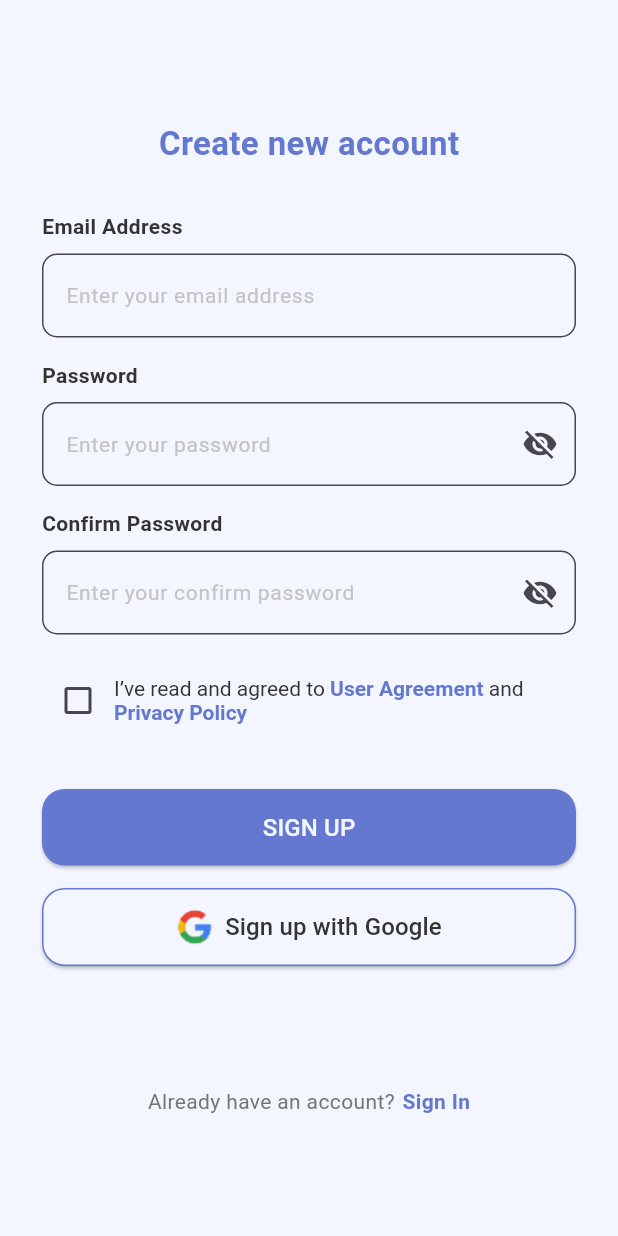
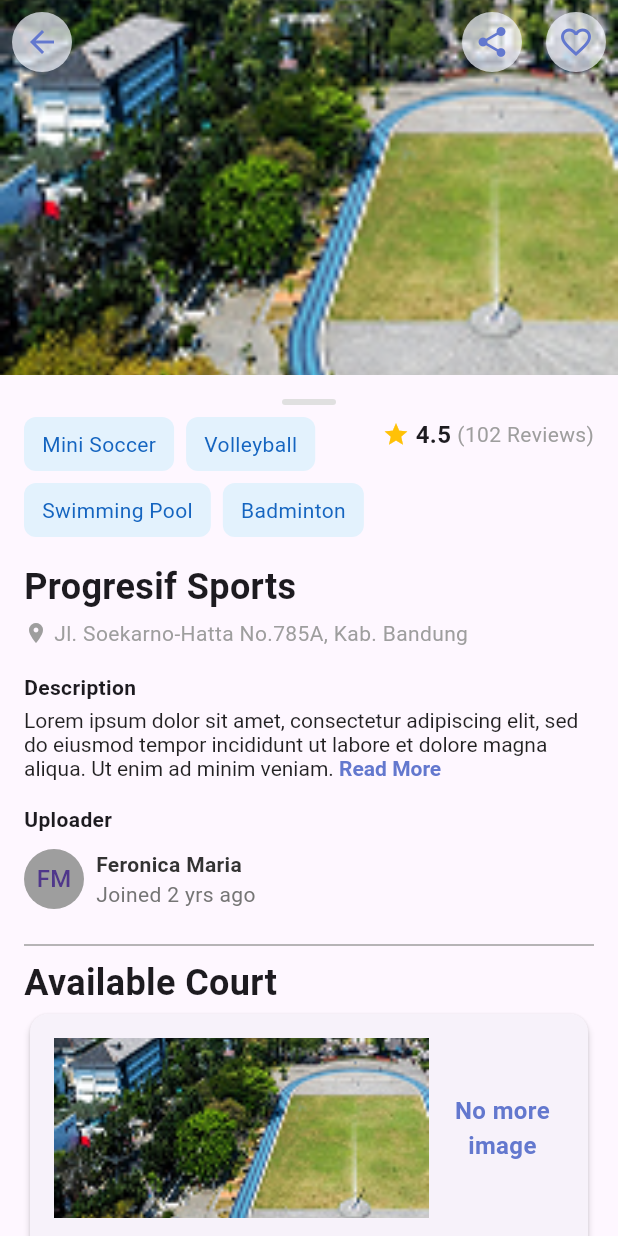
Before and after one commit to brianashari18/fitspace_sports_venue_booking_mobile, a Flutter app: the screen it shows after launch, on a phone screen of 412 x 824 dp. Run offline on Flutter 3.47's test engine with Material 3 defaults, Android fonts, the phone set to English and light mode, and no system bars; our stand-ins replace carousel_slider, google_fonts, shared_preferences.

Commit message:
venue detail screen progress

```diff
--- a/lib/main.dart
+++ b/lib/main.dart
@@ -2,6 +2,7 @@ import 'package:fitspace_sports_venue_booking_mobile/screens/sign_in_screen.dart
 import 'package:fitspace_sports_venue_booking_mobile/screens/sign_up_screen.dart';
 import 'package:fitspace_sports_venue_booking_mobile/screens/splash_screen.dart';
 import 'package:fitspace_sports_venue_booking_mobile/screens/start_screen.dart';
+import 'package:fitspace_sports_venue_booking_mobile/screens/venue_detail_screen.dart';
 import 'package:flutter/material.dart';
 
 void main() {
@@ -19,7 +20,7 @@ class MyApp extends StatelessWidget {
       theme: ThemeData(
         useMaterial3: true,
       ),
-      home: const SignUpScreen(),
+      home: const VenueDetailScreen(),
     );
   }
 }
--- a/lib/screens/venue_detail_screen.dart
+++ b/lib/screens/venue_detail_screen.dart
@@ -0,0 +1,302 @@
+import 'package:flutter/material.dart';
+import 'package:fitspace_sports_venue_booking_mobile/utils/colors.dart';
+import 'package:fitspace_sports_venue_booking_mobile/widgets/card_court_widgets.dart';
+
+class VenueDetailScreen extends StatefulWidget {
+  const VenueDetailScreen({super.key});
+
+  @override
+  State<VenueDetailScreen> createState() => VenueDetailScreenState();
+}
+
+class VenueDetailScreenState extends State<VenueDetailScreen> {
+  @override
+  Widget build(BuildContext context) {
+    return Scaffold(
+      extendBodyBehindAppBar: true,
+      appBar: AppBar(
+        backgroundColor: Colors.transparent,
+        elevation: 0,
+        leading: Padding(
+          padding: const EdgeInsets.all(8.0),
+          child: CircleAvatar(
+            backgroundColor: AppColors.whitePurple.withOpacity(0.7),
+            child: IconButton(
+              icon: const Icon(Icons.arrow_back, color: AppColors.darkerPrimaryColor),
+              onPressed: () {
+                Navigator.pop(context);
+              },
+            ),
+          ),
+        ),
+        actions: [
+          Padding(
+            padding: const EdgeInsets.all(8.0),
+            child: CircleAvatar(
+              backgroundColor: AppColors.whitePurple.withOpacity(0.7),
+              child: IconButton(
+                icon: const Icon(Icons.share, color: AppColors.darkerPrimaryColor),
+                onPressed: () {},
+              ),
+            ),
+          ),
+          Padding(
+            padding: const EdgeInsets.all(8.0),
+            child: CircleAvatar(
+              backgroundColor: AppColors.whitePurple.withOpacity(0.7),
+              child: IconButton(
+                icon: const Icon(Icons.favorite_border, color: AppColors.darkerPrimaryColor),
+                onPressed: () {},
+              ),
+            ),
+          ),
+        ],
+      ),
+      body: SingleChildScrollView(
+        child: Column(
+          children: [
+            ClipRRect( // ClipRRect added here
+              borderRadius: const BorderRadius.vertical(
+                top: Radius.circular(0), // Adjust the radius as needed
+              ),
+              child: Column(
+                children: [
+                  Container(
+                    height: 250,
+                    decoration: const BoxDecoration(
+                      image: DecorationImage(
+                        image: AssetImage('assets/images/venue_dummy.png'),
+                        fit: BoxFit.cover,
+                      ),
+                    ),
+                  ),
+                  Container(
+                    padding: const EdgeInsets.all(16),
+                    child: Column(
+                      children: [
+                        Container(
+                          margin: const EdgeInsets.only(bottom: 8),
+                          alignment: Alignment.center,
+                          child: Container(
+                            width: 36,
+                            height: 4,
+                            decoration: BoxDecoration(
+                              color: Colors.grey[300],
+                              borderRadius: BorderRadius.circular(2),
+                            ),
+                          ),
+                        ),
+                        Row(
+                          mainAxisAlignment: MainAxisAlignment.spaceBetween,
+                          crossAxisAlignment: CrossAxisAlignment.start,
+                          children: [
+                            Expanded(
+                              child: Wrap(
+                                spacing: 8,
+                                runSpacing: 8,
+                                children: [
+                                  _buildButton('Mini Soccer'),
+                                  _buildButton('Volleyball'),
+                                  _buildButton('Swimming Pool'),
+                                  _buildButton('Badminton'),
+                                ],
+                              ),
+                            ),
+                            const Row(
+                              crossAxisAlignment: CrossAxisAlignment.start,
+                              children: [
+                                Row(
+                                  mainAxisSize: MainAxisSize.min,
+                                  children: [
+                                    Icon(Icons.star, color: Colors.amber, size: 18),
+                                    SizedBox(width: 4),
+                                    Text('4.5', style: TextStyle(fontSize: 16, fontWeight: FontWeight.bold)),
+                                    SizedBox(width: 4),
+                                    Text('(102 Reviews)', style: TextStyle(fontSize: 14, color: Colors.grey)),
+                                  ],
+                                ),
+                              ],
+                            ),
+                          ],
+                        ),
+                      ],
+                    ),
+                  ),
+                ],
+              ),
+            ),
+            Padding(
+              padding: const EdgeInsets.symmetric(horizontal: 16),
+              child: Column(
+                crossAxisAlignment: CrossAxisAlignment.start,
+                children: [
+                  const Text(
+                    'Progresif Sports',
+                    style: TextStyle(
+                      fontSize: 24,
+                      fontWeight: FontWeight.bold,
+                    ),
+                  ),
+                  const SizedBox(height: 4),
+                  const Row(
+                    children: [
+                      Icon(
+                        Icons.location_on,
+                        size: 16,
+                        color: Colors.grey,
+                      ),
+                      SizedBox(width: 4),
+                      Expanded(
+                        child: Text(
+                          'Jl. Soekarno-Hatta No.785A, Kab. Bandung',
+                          style: TextStyle(color: Colors.grey),
+                          softWrap: true,
+                        ),
+                      ),
+                    ],
+                  ),
+                  const SizedBox(height: 16),
+                  const Text(
+                    'Description',
+                    style: TextStyle(fontWeight: FontWeight.bold),
+                  ),
+                  const SizedBox(height: 4),
+                  Row(
+                    crossAxisAlignment: CrossAxisAlignment.start,
+                    children: <Widget>[
+                      Expanded(
+                        child: RichText(
+                          text: const TextSpan(
+                            style: TextStyle(color: Colors.black87),
+                            children: <TextSpan>[
+                              TextSpan(
+                                text:
+                                'Lorem ipsum dolor sit amet, consectetur adipiscing elit, '
+                                    'sed do eiusmod tempor incididunt ut labore et dolore magna aliqua. '
+                                    'Ut enim ad minim veniam.',
+                              ),
+                              TextSpan(
+                                text: ' Read More',
+                                style: TextStyle(
+                                  color: AppColors.darkerPrimaryColor,
+                                  fontSize: 14,
+                                  fontWeight: FontWeight.bold,
+                                ),
+                              ),
+                            ],
+                          ),
+                        ),
+                      ),
+                    ],
+                  ),
+                  const SizedBox(height: 16),
+                  const Text(
+                    'Uploader',
+                    style: TextStyle(fontWeight: FontWeight.bold),
+                  ),
+                  const SizedBox(height: 10),
+                  const Row(
+                    children: [
+                      CircleAvatar(
+                        radius: 20,
+                        backgroundColor: Colors.grey,
+                        child: Text('FM'),
+                      ),
+                      SizedBox(width: 8),
+                      Column(
+                        crossAxisAlignment: CrossAxisAlignment.start,
+                        children: [
+                          Text('Feronica Maria',
+                              style: TextStyle(
+                                  color: AppColors.darkGrey,
+                                  fontWeight: FontWeight.bold)),
+                          Text('Joined 2 yrs ago',
+                              style: TextStyle(color: AppColors.grey)),
+                        ],
+                      ),
+                    ],
+                  ),
+                  const SizedBox(height: 16),
+                  const Divider(
+                    color: Colors.grey,
+                  ),
+                  const Text(
+                    'Available Court',
+                    style: TextStyle(
+                      fontSize: 24,
+                      fontWeight: FontWeight.bold,
+                    ),
+                  ),
+                  ListView(
+                    shrinkWrap: true,
+                    physics: const NeverScrollableScrollPhysics(),
+                    padding: EdgeInsets.zero,
+                    children: [
+                      CardCourtWidgets(
+                        title: 'Swimming Pool',
+                        price: 'Rp 35.000/hr',
+                        imagePaths: const ['assets/images/venue_dummy.png'],
+                        onBook: () {
+                          print('Booked');
+                        },
+                      ),
+                      const SizedBox(height: 8),
+                      CardCourtWidgets(
+                        title: 'Mini Soccer',
+                        price: 'Rp 45.000/hr',
+                        imagePaths: const [],
+                        onBook: () {
+                          print('Booked');
+                        },
+                      ),
+                      const SizedBox(height: 8),
+                      CardCourtWidgets(
+                        title: 'Mini Soccer',
+                        price: 'Rp 45.000/hr',
+                        imagePaths: const [
+                          'assets/images/venue_dummy.png',
+                          'assets/images/venue_dummy.png'
+                        ],
+                        onBook: () {
+                          print('Booked');
+                        },
+                      ),
+                      const SizedBox(height: 8),
+                      CardCourtWidgets(
+                        title: 'Mini Soccer',
+                        price: 'Rp 45.000/hr',
+                        imagePaths: const [
+                          'assets/images/venue_dummy.png',
+                          'assets/images/venue_dummy.png',
+                          'assets/images/venue_dummy.png'
+                        ],
+                        onBook: () {
+                          print('Booked');
+                        },
+                      ),
+                    ],
+                  ),
+                ],
+              ),
+            ),
+          ],
+        ),
+      ),
+    );
+  }
+
+
+  Widget _buildButton(String text) {
+    return Container(
+      padding: const EdgeInsets.symmetric(horizontal: 12, vertical: 8),
+      decoration: BoxDecoration(
+        color: Colors.blue[50],
+        borderRadius: BorderRadius.circular(8),
+      ),
+      child: Text(
+        text,
+        style: TextStyle(color: Colors.blue[800]),
+      ),
+    );
+  }
+}
--- /dev/null
+++ b/lib/widgets/card_court_widgets.dart
@@ -0,0 +1,163 @@
+import 'package:flutter/material.dart';
+import 'package:fitspace_sports_venue_booking_mobile/utils/colors.dart';
+
+class CardCourtWidgets extends StatefulWidget {
+  final String title;
+  final String price;
+  final VoidCallback? onBook;
+  final List<String> imagePaths;
+
+  const CardCourtWidgets({
+    super.key,
+    required this.title,
+    required this.price,
+    required this.onBook,
+    required this.imagePaths,
+  });
+
+  @override
+  State<CardCourtWidgets> createState() => _CardCourtWidgetState();
+}
+
+class _CardCourtWidgetState extends State<CardCourtWidgets> {
+  @override
+  Widget build(BuildContext context) {
+    return Card(
+      elevation: 2,
+      child: Padding(
+        padding: const EdgeInsets.all(16),
+        child: Column(
+          crossAxisAlignment: CrossAxisAlignment.start,
+          children: [
+            widget.imagePaths.isNotEmpty
+                ? SizedBox(
+              width: double.infinity,
+              height: 120,
+              child: widget.imagePaths.length == 1
+                  ? Row(
+                mainAxisAlignment: MainAxisAlignment.start,
+                children: [
+                  Image.asset(
+                    widget.imagePaths[0],
+                    fit: BoxFit.cover,
+                    width: 250,
+                  ),
+                  const SizedBox(width: 8),
+                  const Expanded(
+                    child: Column(
+                      mainAxisAlignment: MainAxisAlignment.center,
+                      children: [
+                        Text(
+                          'No more image',
+                          textAlign: TextAlign.center,
+                          style: TextStyle(
+                            fontSize: 16,
+                            color: AppColors.darkerPrimaryColor,
+                            fontWeight: FontWeight.bold,
+                          ),
+                        ),
+                      ],
+                    ),
+                  ),
+                ],
+              )
+                  : ListView.builder(
+                scrollDirection: Axis.horizontal,
+                itemCount: widget.imagePaths.length,
+                itemBuilder: (context, index) {
+                  return Padding(
+                    padding: const EdgeInsets.only(right: 8.0),
+                    child: Image.asset(
+                      widget.imagePaths[index],
+                      fit: BoxFit.cover,
+                      width: 250,
+                    ),
+                  );
+                },
+              ),
+            )
+                : Row(
+              mainAxisAlignment: MainAxisAlignment.start,
+              children: [
+                Container(
+                  width: 250,
+                  height: 120,
+                  alignment: Alignment.center,
+                  child: const Text(
+                    'Image not available',
+                    textAlign: TextAlign.center,
+                    style: TextStyle(
+                      fontSize: 16,
+                      color: AppColors.darkerPrimaryColor,
+                      fontWeight: FontWeight.bold,
+                    ),
+                  ),
+                ),
+                const SizedBox(width: 8),
+                const Expanded(
+                  child: Column(
+                    mainAxisAlignment: MainAxisAlignment.center,
+                    children: [
+                      Text(
+                        'Image not available',
+                        textAlign: TextAlign.center,
+                        style: TextStyle(
+                          fontSize: 16,
+                          color: AppColors.darkerPrimaryColor,
+                          fontWeight: FontWeight.bold,
+                        ),
+                      ),
+                    ],
+                  ),
+                ),
+              ],
+            ),
+            const SizedBox(height: 8),
+            Row(
+              mainAxisAlignment: MainAxisAlignment.spaceBetween,
+              crossAxisAlignment: CrossAxisAlignment.end,
+              children: [
+                Column(
+                  crossAxisAlignment: CrossAxisAlignment.start,
+                  children: [
+                    Text(
+                      widget.title,
+                      style: const TextStyle(fontWeight: FontWeight.bold),
+                    ),
+                    Text(
+                      widget.price,
+                      style: const TextStyle(
+                          color: AppColors.darkerPrimaryColor,
+                          fontSize: 16,
+                          fontWeight: FontWeight.bold
+                      ),
+                    ),
+                  ],
+                ),
+                SizedBox(
+                  width: 90,
+                  height: 30,
+                  child: ElevatedButton(
+                    onPressed: widget.onBook,
+                    style: ElevatedButton.styleFrom(
+                      backgroundColor: AppColors.darkerPrimaryColor,
+                      shape: RoundedRectangleBorder(
+                        borderRadius: BorderRadius.circular(10),
+                      ),
+                    ),
+                    child: const Text(
+                      'Book',
+                      style: TextStyle(
+                        color: AppColors.whitePurple,
+                      ),
+                    ),
+                  ),
+                ),
+              ],
+            ),
+          ],
+        ),
+      ),
+    );
+  }
+}
--- a/pubspec.yaml
+++ b/pubspec.yaml
@@ -72,6 +72,7 @@ flutter:
     - assets/images/login1.png
     - assets/images/login2.png
     - assets/icons/google.png
+    - assets/images/venue_dummy.png
 
   # An image asset can refer to one or more resolution-specific "variants", see
   # https://flutter.dev/to/resolution-aware-images
```
Also changed, not shown: assets/images/venue_dummy.png (added).
